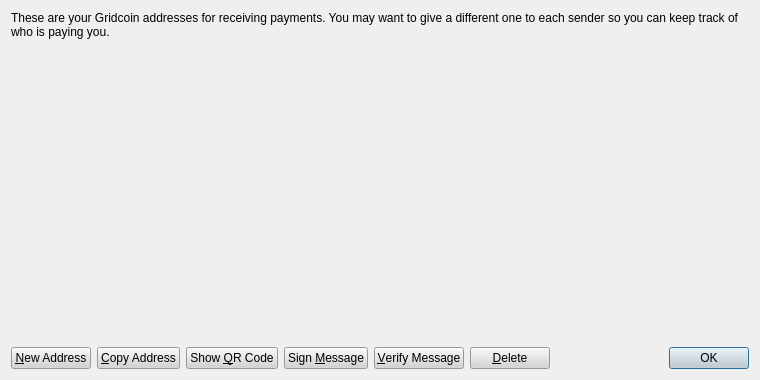
Qt form src/qt/forms/addressbookpage.ui (gridcoin-community/Gridcoin-Research) before a commit.
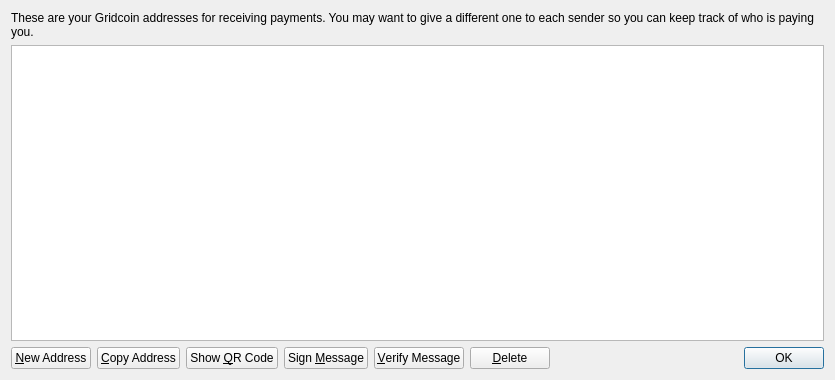
The same form after that commit. Icons and pictures are not drawn.

The edit to the form file:
```diff
--- a/src/qt/forms/addressbookpage.ui
+++ b/src/qt/forms/addressbookpage.ui
@@ -6,17 +6,13 @@
    <rect>
     <x>0</x>
     <y>0</y>
-    <width>760</width>
+    <width>835</width>
     <height>380</height>
    </rect>
   </property>
   <property name="windowTitle">
    <string>Address Book</string>
   </property>
-  <property name="styleSheet">
-   <string notr="true">QWidget{color:rgb(0,0,0);}
-QPushButton{background-color: lightgray;}</string>
-  </property>
   <layout class="QVBoxLayout" name="verticalLayout">
    <item>
     <widget class="QLabel" name="labelExplanation">
@@ -39,9 +35,6 @@
      <property name="toolTip">
       <string>Double-click to edit address or label</string>
      </property>
-     <property name="styleSheet">
-      <string notr="true">QTableView{alternate-background-color:rgb(255,255,255); background-color:transparent;}</string>
-     </property>
      <property name="tabKeyNavigation">
       <bool>false</bool>
      </property>
```
